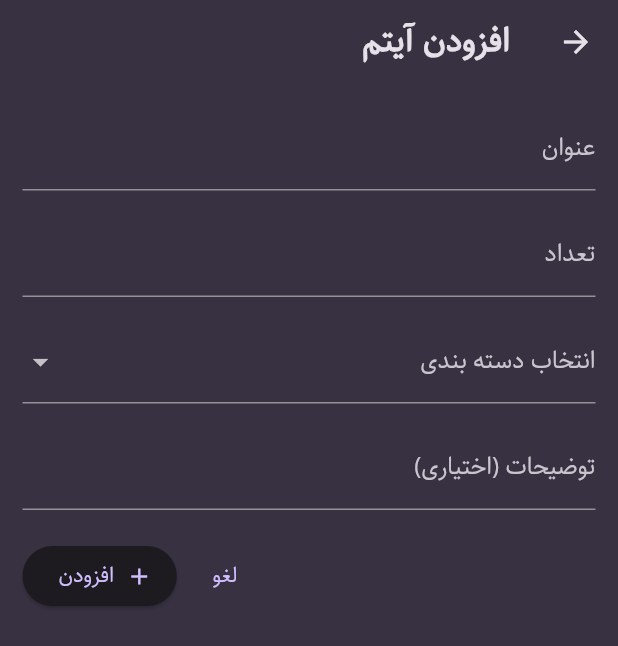
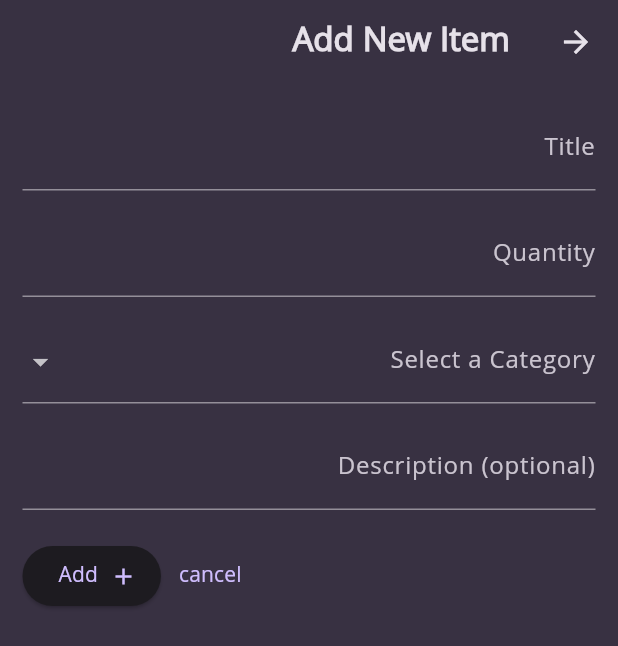
Before and after one commit to hadiseh39/todo, a Flutter app: the screen it shows after launch, item 2 of the bottom bar chosen, after a tap on the "add" icon, on a phone screen of 412 x 824 dp. Shown: the top 646 px of the screen. Run offline on Flutter 3.47's test engine with Material 3 defaults, Android fonts, the phone set to English and light mode, and no system bars; our stand-ins replace flutter_riverpod, sqflite; accounts and stored records are empty.

Commit message:
edited the ui

```diff
--- a/lib/main.dart
+++ b/lib/main.dart
@@ -32,9 +32,6 @@ final theme = ThemeData().copyWith(
 );
 
 void main() async {
-  // WidgetsFlutterBinding.ensureInitialized();
-  // final dbPath = await sql.getDatabasesPath();
-  // await sql.deleteDatabase(path.join(dbPath, 'todo.db'));
   runApp(const ProviderScope(child: MyApp()));
 }
 
@@ -44,11 +41,9 @@ class MyApp extends StatelessWidget {
   @override
   Widget build(BuildContext context) {
     return MaterialApp(
-      locale: const Locale('fa'),
       debugShowCheckedModeBanner: false,
       theme: theme,
-      home:
-          const Directionality(textDirection: TextDirection.rtl, child: Tabs()),
+      home: const Tabs(),
     );
   }
 }
--- a/lib/models/category.dart
+++ b/lib/models/category.dart
@@ -24,51 +24,51 @@ enum Categories {
 
 Map categories = {
   Categories.food: Category(
-    title: 'خوراک',
+    title: 'Food',
     icon: const Icon(Icons.fastfood_rounded),
   ),
   Categories.clothes: Category(
-    title: 'پوشاک',
+    title: 'Clothes',
     icon: const Icon(Icons.dry_cleaning_rounded),
   ),
   Categories.work: Category(
-    title: 'کسب و کار',
+    title: 'Work',
     icon: const Icon(Icons.work),
   ),
   Categories.health: Category(
-    title: 'سلامتی ، آرایشی و بهداشتی',
+    title: 'Health',
     icon: const Icon(Icons.medication_rounded),
   ),
   Categories.sport: Category(
-    title: 'ورزش',
+    title: 'Workout',
     icon: const Icon(Icons.sports_basketball_rounded),
   ),
   Categories.home: Category(
-    title: 'لوازم خانه',
+    title: 'Home',
     icon: const Icon(Icons.home),
   ),
   Categories.education: Category(
-    title: 'تحصیلات و آموزش',
+    title: 'Education',
     icon: const Icon(Icons.edit_document),
   ),
   Categories.travel: Category(
-    title: 'مسافرت',
+    title: 'Travel',
     icon: const Icon(Icons.airplanemode_active_rounded),
   ),
   Categories.entertainment: Category(
-    title: 'سرگرمی',
+    title: 'Leisure',
     icon: const Icon(Icons.sports_esports),
   ),
   Categories.book: Category(
-    title: 'کتاب',
+    title: 'Book',
     icon: const Icon(Icons.menu_book_sharp),
   ),
   Categories.accessory: Category(
-    title: 'اکسسوری',
+    title: 'Accessory',
     icon: const Icon(Icons.diamond_rounded),
   ),
   Categories.other: Category(
-    title: 'سایر',
+    title: 'Other',
     icon: const Icon(Icons.more_horiz),
   ),
 };
--- a/lib/models/model.dart
+++ b/lib/models/model.dart
@@ -2,7 +2,6 @@ class Model {
   String title;
   final String id;
   String description;
-  //final DateTime time = DateTime.now();
 
   Model({
     required this.title,
--- a/lib/screens/add_grocery.dart
+++ b/lib/screens/add_grocery.dart
@@ -35,7 +35,7 @@ class _AddGroceryState extends ConsumerState<AddGrocery> {
     if (enteredTitle.isEmpty) {
       ScaffoldMessenger.of(context).clearSnackBars();
       ScaffoldMessenger.of(context).showSnackBar(const SnackBar(
-        content: Text('عنوان آیتم نمی‌تونه خالی باشه!'),
+        content: Text('The item title can\'t be empty!'),
       ));
       return;
     }
@@ -75,21 +75,21 @@ class _AddGroceryState extends ConsumerState<AddGrocery> {
       textDirection: TextDirection.rtl,
       child: Scaffold(
         appBar: AppBar(
-          title: Text(widget.isEditing ? 'ویرایش آیتم' : 'افزودن آیتم'),
+          title: Text(widget.isEditing ? 'Edit Item' : 'Add New Item'),
         ),
         body: Padding(
           padding: const EdgeInsets.all(15),
           child: Column(
             children: [
               TextField(
-                decoration: const InputDecoration(labelText: 'عنوان'),
+                decoration: const InputDecoration(labelText: 'Title'),
                 controller: _itemTitleController,
                 style:
                     TextStyle(color: Theme.of(context).colorScheme.onSurface),
               ),
               const SizedBox(height: 15),
               TextField(
-                decoration: const InputDecoration(labelText: 'تعداد'),
+                decoration: const InputDecoration(labelText: 'Quantity'),
                 keyboardType: TextInputType.number,
                 controller: _itemQuantityController,
                 style:
@@ -132,12 +132,12 @@ class _AddGroceryState extends ConsumerState<AddGrocery> {
                   });
                 },
                 decoration:
-                    const InputDecoration(labelText: 'انتخاب دسته بندی'),
+                    const InputDecoration(labelText: 'Select a Category'),
               ),
               const SizedBox(height: 15),
               TextField(
                 decoration:
-                    const InputDecoration(labelText: 'توضیحات (اختیاری)'),
+                    const InputDecoration(labelText: 'Description (optional)'),
                 controller: _itemDescriptionController,
                 style:
                     TextStyle(color: Theme.of(context).colorScheme.onSurface),
@@ -150,7 +150,7 @@ class _AddGroceryState extends ConsumerState<AddGrocery> {
                     onPressed: () {
                       Navigator.of(context).pop();
                     },
-                    child: const Text('لغو'),
+                    child: const Text('cancel'),
                   ),
                   widget.isEditing
                       ? ElevatedButton.icon(
@@ -158,12 +158,12 @@ class _AddGroceryState extends ConsumerState<AddGrocery> {
                             editItem(
                                 categoryToEnum(newCt ?? _selectedCategory));
                           },
-                          label: const Text('ویرایش'),
+                          label: const Text('Edit'),
                           icon: const Icon(Icons.edit),
                         )
                       : ElevatedButton.icon(
                           onPressed: saveItem,
-                          label: const Text('افزودن'),
+                          label: const Text('Add'),
                           icon: const Icon(Icons.add),
                         ),
                 ],
--- a/lib/screens/add_task.dart
+++ b/lib/screens/add_task.dart
@@ -24,7 +24,7 @@ class _AddTaskState extends ConsumerState<AddTask> {
     if (enteredTitle.isEmpty) {
       ScaffoldMessenger.of(context).clearSnackBars();
       ScaffoldMessenger.of(context).showSnackBar(const SnackBar(
-        content: Text('عنوان تسک نمی‌تونه خالی باشه!'),
+        content: Text('The task title can\'t be empty!'),
       ));
       return;
     }
@@ -54,14 +54,14 @@ class _AddTaskState extends ConsumerState<AddTask> {
       textDirection: TextDirection.rtl,
       child: Scaffold(
         appBar: AppBar(
-          title: Text(widget.isEditing ? 'ویرایش تسک' : 'افزودن تسک جدید'),
+          title: Text(widget.isEditing ? 'Edit Task' : 'Add New Task'),
         ),
         body: Padding(
           padding: const EdgeInsets.all(15),
           child: Column(
             children: [
               TextField(
-                decoration: const InputDecoration(labelText: 'عنوان'),
+                decoration: const InputDecoration(labelText: 'Title'),
                 controller: _taskTitleController,
                 style:
                     TextStyle(color: Theme.of(context).colorScheme.onSurface),
@@ -69,7 +69,7 @@ class _AddTaskState extends ConsumerState<AddTask> {
               const SizedBox(height: 10),
               TextField(
                 decoration:
-                    const InputDecoration(labelText: 'توضیحات (اختیاری)'),
+                    const InputDecoration(labelText: 'Description (optional)'),
                 controller: _taskDescriptionController,
                 style:
                     TextStyle(color: Theme.of(context).colorScheme.onSurface),
@@ -82,17 +82,17 @@ class _AddTaskState extends ConsumerState<AddTask> {
                     onPressed: () {
                       Navigator.of(context).pop();
                     },
-                    child: const Text('لغو'),
+                    child: const Text('cancel'),
                   ),
                   widget.isEditing
                       ? ElevatedButton.icon(
                           onPressed: editTask,
-                          label: const Text('ویرایش'),
+                          label: const Text('Edit'),
                           icon: const Icon(Icons.edit),
                         )
                       : ElevatedButton.icon(
                           onPressed: saveTask,
-                          label: const Text('افزودن'),
+                          label: const Text('Add'),
                           icon: const Icon(Icons.add),
                         ),
                 ],
--- a/lib/screens/tabs.dart
+++ b/lib/screens/tabs.dart
@@ -21,7 +21,7 @@ class _TabsState extends State<Tabs> {
 
   @override
   Widget build(BuildContext context) {
-    String activePageTitle = 'تسک ها';
+    String activePageTitle = 'Tasks';
 
     Widget activePage = ListScreen(
       key: const ValueKey('tasks'),
@@ -29,7 +29,7 @@ class _TabsState extends State<Tabs> {
     );
 
     if (_selectedPageIndex == 1) {
-      activePageTitle = 'لیست خرید';
+      activePageTitle = 'Grocery Items';
       activePage = ListScreen(
         key: const ValueKey('groceries'),
         provider: groceryProvider,
@@ -39,35 +39,35 @@ class _TabsState extends State<Tabs> {
     return Scaffold(
         appBar: AppBar(
           title: Text(activePageTitle),
-          actions: [
-            IconButton(
-                onPressed: () {
-                  showDialog(
-                      context: context,
-                      builder: (context) => AlertDialog(
-                            title: const Text(
-                              'راهنما',
-                              textDirection: TextDirection.rtl,
-                            ),
-                            content: const Text(
-                              'برای افزودن آیتم‌ها، از دکمه + موجود در پایین صفحه استفاده کنید.\nو برای حذف آیتم‌ها، آن‌ها را به سمت راست یا چپ بکشید.',
-                              textAlign: TextAlign.right,
-                              textDirection: TextDirection.rtl,
-                            ),
-                            actions: [
-                              TextButton(
-                                onPressed: () {
-                                  Navigator.pop(context);
-                                },
-                                child: const Text(
-                                  'تائید',
-                                ),
-                              )
-                            ],
-                          ));
-                },
-                icon: const Icon(Icons.question_mark_rounded))
-          ],
+          // actions: [
+          //   IconButton(
+          //       onPressed: () {
+          //         showDialog(
+          //             context: context,
+          //             builder: (context) => AlertDialog(
+          //                   title: const Text(
+          //                     'Help',
+          //                     textDirection: TextDirection.rtl,
+          //                   ),
+          //                   content: const Text(
+          //                     'To remove items, drag them to the right or left.',
+          //                     textAlign: TextAlign.right,
+          //                     textDirection: TextDirection.rtl,
+          //                   ),
+          //                   actions: [
+          //                     TextButton(
+          //                       onPressed: () {
+          //                         Navigator.pop(context);
+          //                       },
+          //                       child: const Text(
+          //                         'OK',
+          //                       ),
+          //                     )
+          //                   ],
+          //                 ));
+          //       },
+          //       icon: const Icon(Icons.question_mark_rounded))
+          // ],
         ),
         body: activePage,
         bottomNavigationBar: BottomNavigationBar(
@@ -79,11 +79,11 @@ class _TabsState extends State<Tabs> {
           items: const [
             BottomNavigationBarItem(
               icon: Icon(Icons.format_list_bulleted_rounded),
-              label: 'تسک ها',
+              label: 'Tasks',
             ),
             BottomNavigationBarItem(
               icon: Icon(Icons.shopping_basket),
-              label: 'لیست خرید',
+              label: 'Shopping List',
             ),
           ],
         ));
--- a/lib/widgets/grocery_list.dart
+++ b/lib/widgets/grocery_list.dart
@@ -20,7 +20,7 @@ class _GroceryListState extends ConsumerState<GroceryList> {
       child: widget.groceryItems.isEmpty
           ? Center(
               child: Text(
-                'چیزی برای خرید یافت نشد',
+                'No Item Added yet',
                 style: Theme.of(context).textTheme.titleLarge!.copyWith(
                       color: Theme.of(context).colorScheme.secondary,
                     ),
@@ -43,7 +43,7 @@ class _GroceryListState extends ConsumerState<GroceryList> {
                             ScaffoldMessenger.of(context).showSnackBar(
                               SnackBar(
                                 content: Text(
-                                  '${widget.groceryItems[index].title} حذف شد',
+                                  '${widget.groceryItems[index].title} deleted!',
                                 ),
                               ),
                             );
--- a/lib/widgets/task_list.dart
+++ b/lib/widgets/task_list.dart
@@ -43,7 +43,7 @@ class _TaskListState extends ConsumerState<TaskList> {
       child: widget.tasks.isEmpty
           ? Center(
               child: Text(
-              'تسکی برای انجام یافت نشد',
+              'No Task Added yet',
               style: Theme.of(context).textTheme.titleLarge!.copyWith(
                     color: Theme.of(context).colorScheme.secondary,
                   ),
@@ -55,8 +55,8 @@ class _TaskListState extends ConsumerState<TaskList> {
                   children: [
                     Text(
                       completedTasksCount == widget.tasks.length
-                          ? 'همه تسک‌ها انجام شدند!'
-                          : 'تسک‌های انجام شده: $completedTasksCount از ${widget.tasks.length}',
+                          ? 'All tasks completed!'
+                          : 'Completed Tasks : $completedTasksCount of ${widget.tasks.length}',
                       style: Theme.of(context).textTheme.titleMedium!.copyWith(
                             color: Theme.of(context).colorScheme.primary,
                           ),
@@ -87,7 +87,7 @@ class _TaskListState extends ConsumerState<TaskList> {
                             ScaffoldMessenger.of(context).showSnackBar(
                               SnackBar(
                                 content: Text(
-                                  '${widget.tasks[index].title} حذف شد',
+                                  '${widget.tasks[index].title} deleted!',
                                 ),
                               ),
                             );
```
